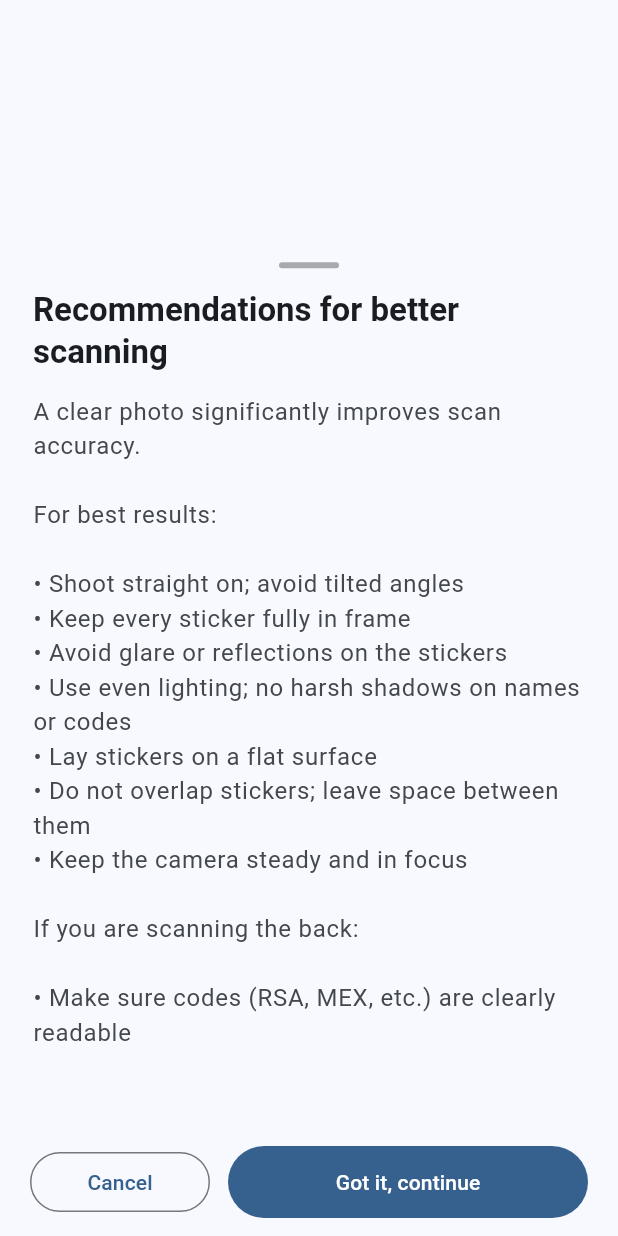
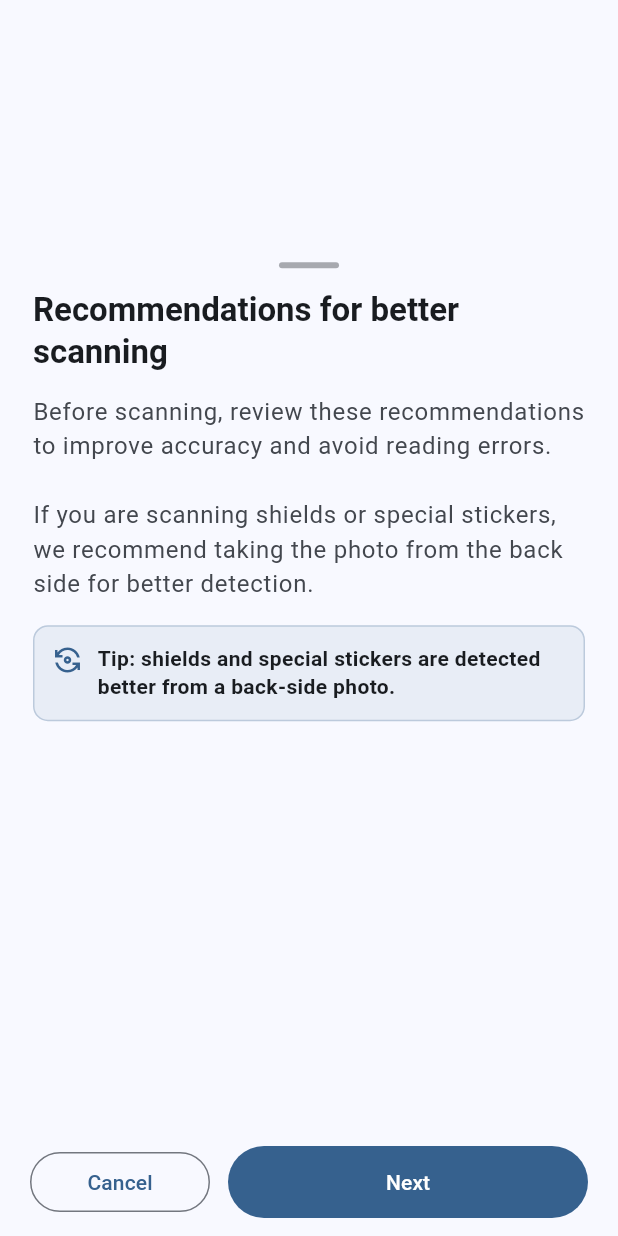
Before and after one commit to Alsahim0420/albumtracker, a Flutter app: the ScanSpecialTipBottomSheet widget shown alone on an empty page, opened directly, on a phone screen of 412 x 824 dp. Run offline on Flutter 3.47's test engine with Material 3 defaults, Android fonts, the phone set to English and light mode, and no system bars; our stand-ins replace dartz, easy_localization, equatable, flutter_bloc, flutter_dotenv, flutter_svg and 5 more; accounts and stored records are empty.

Commit message:
Update version to 1.0.1+5 and enhance sticker scanning features
- Incremented version number in pubspec.yaml to 1.0.1+5.
- Added new prompts for extracting back codes from FIFA stickers in OpenAIService.
- Enhanced image processing for iOS, including support for multiple image orientations and improved error handling.
- Updated ScanSpecialTipBottomSheet to utilize a page view for better user guidance before scanning special stickers.

```diff
--- a/assets/lang/en.json
+++ b/assets/lang/en.json
@@ -101,7 +101,13 @@
     "scanOptionGalleryMultiple": "Pick multiple images from gallery",
     "scanOptionManual": "Manual number input",
     "scanSpecialTipTitle": "Recommendations for better scanning",
+    "scanSpecialTipPage1Body": "Before scanning, review these recommendations to improve accuracy and avoid reading errors.\n\nIf you are scanning shields or special stickers, we recommend taking the photo from the back side for better detection.",
+    "scanSpecialTipBackHint": "Tip: shields and special stickers are detected better from a back-side photo.",
     "scanSpecialTipBody": "A clear photo significantly improves scan accuracy.\n\nFor best results:\n\n• Shoot straight on; avoid tilted angles\n• Keep every sticker fully in frame\n• Avoid glare or reflections on the stickers\n• Use even lighting; no harsh shadows on names or codes\n• Lay stickers on a flat surface\n• Do not overlap stickers; leave space between them\n• Keep the camera steady and in focus\n\nIf you are scanning the back:\n\n• Make sure codes (RSA, MEX, etc.) are clearly readable",
+    "scanSpecialTipNext": "Next",
+    "scanSpecialTipConfirm": "Confirm I understood",
+    "scanSpecialTipConfirmed": "Understood",
+    "scanSpecialTipMustConfirm": "You must confirm to continue.",
     "scanSpecialTipCancel": "Cancel",
     "scanSpecialTipContinue": "Got it, continue",
     "scanSummaryMessage": "• Processed: {total}\n• Added: {added}\n• Already owned: {owned}\n• Not found: {notFound}\n• Failed: {failed}",
--- a/assets/lang/es.json
+++ b/assets/lang/es.json
@@ -100,7 +100,13 @@
     "scanOptionGalleryMultiple": "Elegir múltiples imágenes de galería",
     "scanOptionManual": "Agregar por número manual",
     "scanSpecialTipTitle": "Recomendaciones para un mejor escaneo",
+    "scanSpecialTipPage1Body": "Antes de escanear, revisa estas recomendaciones para mejorar la precisión y evitar errores de lectura.\n\nSi vas a escanear escudos o láminas especiales, se recomienda tomar la foto por detrás para mejorar la detección.",
+    "scanSpecialTipBackHint": "Tip: escudos y láminas especiales se detectan mejor con foto del reverso.",
     "scanSpecialTipBody": "Una foto clara mejora significativamente la precisión del escaneo.\n\nPara obtener mejores resultados:\n\n• Toma la foto de frente, evitando ángulos inclinados\n• Asegúrate de que todas las láminas estén completamente visibles\n• Evita reflejos o brillos sobre las láminas\n• Usa buena iluminación, sin sombras sobre los nombres o códigos\n• Coloca las láminas sobre una superficie plana\n• No superpongas las láminas y deja espacio entre ellas\n• Mantén la cámara estable y bien enfocada\n\nImportante: si tienes láminas repetidas, incluye máximo 3 copias por foto.\nPara agregar más, toma otra foto o agrégalas manualmente.",
+    "scanSpecialTipNext": "Siguiente",
+    "scanSpecialTipConfirm": "Confirmar que entendí",
+    "scanSpecialTipConfirmed": "Entendido",
+    "scanSpecialTipMustConfirm": "Debes confirmar para avanzar.",
     "scanSpecialTipCancel": "Cancelar",
     "scanSpecialTipContinue": "Entendido, continuar",
     "scanSummaryMessage": "• Procesadas: {total}\n• Agregadas: {added}\n• Ya tenías: {owned}\n• No encontradas: {notFound}\n• Fallidas: {failed}",
--- a/lib/features/home/presentation/widgets/scan_special_tip_bottom_sheet.dart
+++ b/lib/features/home/presentation/widgets/scan_special_tip_bottom_sheet.dart
@@ -4,15 +4,47 @@ import 'package:easy_localization/easy_localization.dart';
 import 'package:flutter/material.dart';
 
 /// Bottom sheet ~80% altura: tip antes de escanear láminas especiales / reverso.
-class ScanSpecialTipBottomSheet extends StatelessWidget {
+class ScanSpecialTipBottomSheet extends StatefulWidget {
   const ScanSpecialTipBottomSheet({super.key});
+
+  @override
+  State<ScanSpecialTipBottomSheet> createState() =>
+      _ScanSpecialTipBottomSheetState();
+}
+
+class _ScanSpecialTipBottomSheetState extends State<ScanSpecialTipBottomSheet> {
+  late final PageController _pageController;
+  int _page = 0;
+  bool _confirmed = false;
+
+  @override
+  void initState() {
+    super.initState();
+    _pageController = PageController();
+  }
+
+  @override
+  void dispose() {
+    _pageController.dispose();
+    super.dispose();
+  }
+
+  Future<void> _nextPage() async {
+    await _pageController.nextPage(
+      duration: const Duration(milliseconds: 250),
+      curve: Curves.easeOut,
+    );
+  }
 
   @override
   Widget build(BuildContext context) {
     final theme = Theme.of(context);
     final colors = theme.colorScheme;
     final h = MediaQuery.sizeOf(context).height;
-    final sheetHeight = math.min(h * 0.8, h - MediaQuery.paddingOf(context).top);
+    final sheetHeight = math.min(
+      h * 0.8,
+      h - MediaQuery.paddingOf(context).top,
+    );
 
     return Align(
       alignment: Alignment.bottomCenter,
@@ -41,7 +73,67 @@ class ScanSpecialTipBottomSheet extends StatelessWidget {
                   ),
                 ),
                 Expanded(
-                  child: SingleChildScrollView(
+                  child: PageView(
+                    controller: _pageController,
+                    onPageChanged: (value) => setState(() => _page = value),
+                    children: [
+                      SingleChildScrollView(
+                        padding: const EdgeInsets.fromLTRB(22, 8, 22, 16),
+                        child: Column(
+                          crossAxisAlignment: CrossAxisAlignment.start,
+                          children: [
+                            Text(
+                              'scanSpecialTipTitle'.tr(),
+                              style: theme.textTheme.titleLarge?.copyWith(
+                                fontWeight: FontWeight.w700,
+                              ),
+                            ),
+                            const SizedBox(height: 14),
+                            Text(
+                              'scanSpecialTipPage1Body'.tr(),
+                              style: theme.textTheme.bodyLarge?.copyWith(
+                                color: colors.onSurfaceVariant,
+                                height: 1.45,
+                              ),
+                            ),
+                            const SizedBox(height: 16),
+                            Container(
+                              width: double.infinity,
+                              padding: const EdgeInsets.all(12),
+                              decoration: BoxDecoration(
+                                color: colors.primary.withValues(alpha: 0.08),
+                                borderRadius: BorderRadius.circular(10),
+                                border: Border.all(
+                                  color: colors.primary.withValues(alpha: 0.25),
+                                ),
+                              ),
+                              child: Row(
+                                crossAxisAlignment: CrossAxisAlignment.start,
+                                children: [
+                                  Icon(
+                                    Icons.flip_camera_android_outlined,
+                                    size: 20,
+                                    color: colors.primary,
+                                  ),
+                                  const SizedBox(width: 10),
+                                  Expanded(
+                                    child: Text(
+                                      'scanSpecialTipBackHint'.tr(),
+                                      style: theme.textTheme.bodyMedium
+                                          ?.copyWith(
+                                            color: colors.onSurface,
+                                            height: 1.35,
+                                            fontWeight: FontWeight.w600,
+                                          ),
+                                    ),
+                                  ),
+                                ],
+                              ),
+                            ),
+                          ],
+                        ),
+                      ),
+                      SingleChildScrollView(
                         padding: const EdgeInsets.fromLTRB(22, 8, 22, 16),
                         child: Column(
                           crossAxisAlignment: CrossAxisAlignment.start,
@@ -63,6 +155,8 @@ class ScanSpecialTipBottomSheet extends StatelessWidget {
                           ],
                         ),
                       ),
+                    ],
+                  ),
                 ),
                 Padding(
                   padding: EdgeInsets.fromLTRB(
@@ -73,33 +167,13 @@ class ScanSpecialTipBottomSheet extends StatelessWidget {
                   ),
                   child: LayoutBuilder(
                     builder: (context, c) {
-                      final narrow = c.maxWidth < 360;
-                      if (narrow) {
-                        return Column(
-                          crossAxisAlignment: CrossAxisAlignment.stretch,
-                          children: [
-                            OutlinedButton(
-                              onPressed: () => Navigator.of(context).pop(false),
-                              child: Text('scanSpecialTipCancel'.tr()),
-                            ),
-                            const SizedBox(height: 10),
-                            FilledButton(
-                              onPressed: () => Navigator.of(context).pop(true),
-                              style: FilledButton.styleFrom(
-                                backgroundColor: colors.primary,
-                                foregroundColor: colors.onPrimary,
-                                padding: const EdgeInsets.symmetric(vertical: 14),
-                              ),
-                              child: Text('scanSpecialTipContinue'.tr()),
-                            ),
-                          ],
-                        );
-                      }
+                      if (_page == 0) {
                         return Row(
                           children: [
                             Expanded(
                               child: OutlinedButton(
-                              onPressed: () => Navigator.of(context).pop(false),
+                                onPressed: () =>
+                                    Navigator.of(context).pop(false),
                                 child: Text('scanSpecialTipCancel'.tr()),
                               ),
                             ),
@@ -107,14 +181,60 @@ class ScanSpecialTipBottomSheet extends StatelessWidget {
                             Expanded(
                               flex: 2,
                               child: FilledButton(
-                              onPressed: () => Navigator.of(context).pop(true),
+                                onPressed: _nextPage,
+                                style: FilledButton.styleFrom(
+                                  backgroundColor: colors.primary,
+                                  foregroundColor: colors.onPrimary,
+                                  padding: const EdgeInsets.symmetric(
+                                    vertical: 14,
+                                  ),
+                                ),
+                                child: Text('scanSpecialTipNext'.tr()),
+                              ),
+                            ),
+                          ],
+                        );
+                      }
+
+                      return Column(
+                        crossAxisAlignment: CrossAxisAlignment.stretch,
+                        children: [
+                          Row(
+                            children: [
+                              Checkbox(
+                                value: _confirmed,
+                                onChanged: (value) {
+                                  setState(() => _confirmed = value ?? false);
+                                },
+                              ),
+                              Expanded(
+                                child: Text(
+                                  'scanSpecialTipConfirm'.tr(),
+                                  style: theme.textTheme.bodyMedium,
+                                ),
+                              ),
+                            ],
+                          ),
+                          Padding(
+                            padding: const EdgeInsets.only(left: 12, bottom: 8),
+                            child: Text(
+                              'scanSpecialTipMustConfirm'.tr(),
+                              style: theme.textTheme.bodySmall?.copyWith(
+                                color: colors.onSurfaceVariant,
+                              ),
+                            ),
+                          ),
+                          const SizedBox(height: 10),
+                          FilledButton(
+                            onPressed: _confirmed
+                                ? () => Navigator.of(context).pop(true)
+                                : null,
                             style: FilledButton.styleFrom(
                               backgroundColor: colors.primary,
                               foregroundColor: colors.onPrimary,
                               padding: const EdgeInsets.symmetric(vertical: 14),
                             ),
-                              child: Text('scanSpecialTipContinue'.tr()),
-                            ),
+                            child: Text('scanSpecialTipNext'.tr()),
                           ),
                         ],
                       );
--- a/pubspec.yaml
+++ b/pubspec.yaml
@@ -16,7 +16,7 @@ publish_to: 'none' # Remove this line if you wish to publish to pub.dev
 # https://developer.apple.com/library/archive/documentation/General/Reference/InfoPlistKeyReference/Articles/CoreFoundationKeys.html
 # In Windows, build-name is used as the major, minor, and patch parts
 # of the product and file versions while build-number is used as the build suffix.
-version: 1.0.1+4
+version: 1.0.1+5
 
 environment:
   sdk: ^3.10.7
```
Also changed, not shown: lib/core/services/openai_service.dart (+98 -17 lines), lib/features/home/domain/services/sticker_scan_coordinator.dart (+162 -0 lines), 5 other files. Lines whose indentation alone changed are shown as unchanged.
